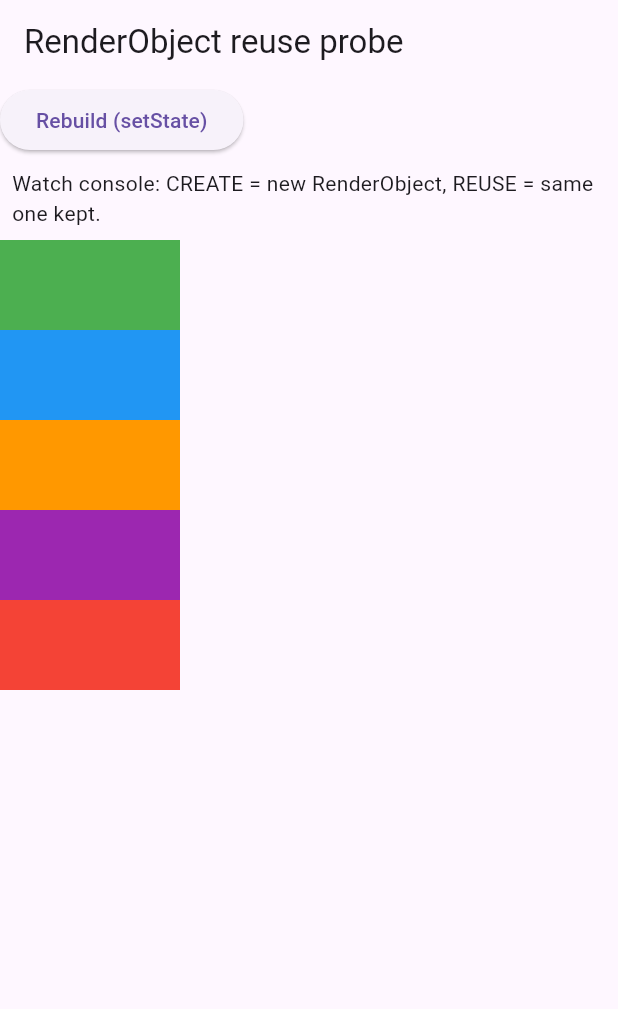
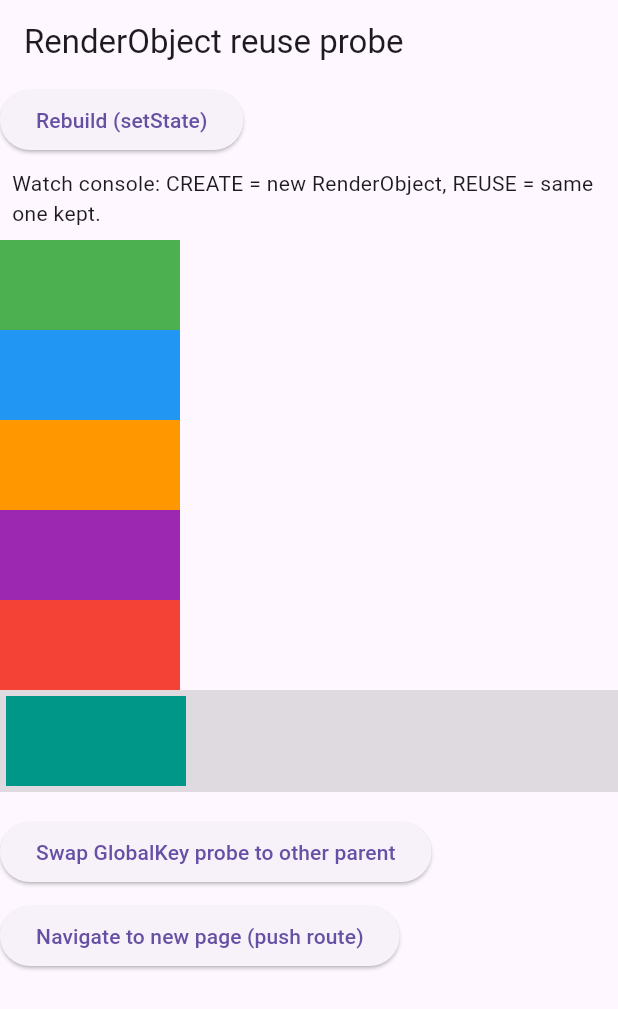
Before and after one commit to muknta/flutter-render-object-reuse-test, a Flutter app: the screen it shows after launch, on a phone screen of 412 x 824 dp. Shown: the top 1009 px of the screen. Run offline on Flutter 3.47's test engine with Material 3 defaults, Android fonts, the light colour scheme and no system bars.

Commit message:
Add 2nd part

```diff
--- a/lib/main.dart
+++ b/lib/main.dart
@@ -2,6 +2,12 @@ import 'package:flutter/material.dart';
 import 'package:flutter/rendering.dart';
 
 void main() => runApp(const ProbeApp());
+
+/// Shared GlobalKey instance used by BOTH pages for probe F. A GlobalKey is
+/// the one mechanism that can carry an Element (and its RenderObject) across
+/// a parent change / route boundary, via Element.moveTo reparenting, instead
+/// of disposing the old one and creating a new one.
+final GlobalKey globalProbeKey = GlobalKey();
 
 class ProbeApp extends StatelessWidget {
   const ProbeApp({super.key});
@@ -68,8 +74,10 @@ class ProbePage extends StatefulWidget {
 
 class _ProbePageState extends State<ProbePage> {
   int _tick = 0;
+  bool _swapped = false;
 
   void _rebuild() => setState(() => _tick++);
+  void _swapParent() => setState(() => _swapped = !_swapped);
 
   @override
   Widget build(BuildContext context) {
@@ -136,8 +144,115 @@ class _ProbePageState extends State<ProbePage> {
             text: 'tick=$_tick',
             color: Colors.red,
           ),
+
+          // 6) GlobalKey probe, reparented between two different PARENTS in
+          //    the SAME page/build, via a toggle. canUpdate normally requires
+          //    matching slot under the SAME parent Element; moving a widget
+          //    to a genuinely different parent is otherwise an insert+delete
+          //    (CREATE+DISPOSE). A GlobalKey bypasses that: as long as the
+          //    old Element is deactivated in the same frame the new one with
+          //    a matching GlobalKey appears, Element.moveTo reparents it in
+          //    place -> expect REUSE with the SAME RO id across the swap,
+          //    not CREATE+DISPOSE.
+          //    (Note: this does NOT hold across a Navigator route push -
+          //    the push transition keeps old+new route mounted in the same
+          //    overlapping frame, so two GlobalKeys would coexist at once
+          //    and Flutter throws "Duplicate GlobalKey detected" instead.
+          //    GlobalKey reparenting only works within a single build pass.)
+          Container(
+            color: Colors.black12,
+            padding: const EdgeInsets.all(4),
+            child: _swapped
+                ? Align(
+                    alignment: Alignment.centerRight,
+                    child: ProbeBox(
+                      key: globalProbeKey,
+                      label: 'F-globalKey(parentB)',
+                      text: 'tick=$_tick',
+                      color: Colors.teal,
+                    ),
+                  )
+                : Align(
+                    alignment: Alignment.centerLeft,
+                    child: ProbeBox(
+                      key: globalProbeKey,
+                      label: 'F-globalKey(parentA)',
+                      text: 'tick=$_tick',
+                      color: Colors.teal,
+                    ),
+                  ),
+          ),
+
+          const SizedBox(height: 16),
+          ElevatedButton(
+            onPressed: _swapParent,
+            child: const Text('Swap GlobalKey probe to other parent'),
+          ),
+
+          const SizedBox(height: 8),
+          ElevatedButton(
+            onPressed: () => Navigator.of(context).push(
+              MaterialPageRoute(builder: (_) => const SecondPage()),
+            ),
+            child: const Text('Navigate to new page (push route)'),
+          ),
         ],
       ),
     );
   }
 }
+
+/// Second page: same probe declarations (same runtimeType, same ValueKey
+/// strings as page 1) but mounted under a completely different parent
+/// Element tree (a fresh route). Tests whether ValueKey/no-key reuse
+/// transcends a parent/route boundary - it doesn't, since key matching only
+/// happens among siblings under a SAME still-mounted parent Element, and a
+/// fresh route never had that parent Element before.
+class SecondPage extends StatelessWidget {
+  const SecondPage({super.key});
+
+  @override
+  Widget build(BuildContext context) {
+    print('\n--- SecondPage build ---');
+    return Scaffold(
+      appBar: AppBar(title: const Text('Second page (new route)')),
+      body: Column(
+        crossAxisAlignment: CrossAxisAlignment.start,
+        children: [
+          const Padding(
+            padding: EdgeInsets.all(8),
+            child: Text(
+              'Same ValueKey strings as page 1, but under a new parent Element tree.\n'
+              'Expect CREATE for A2/B2 despite matching keys - key matching only\n'
+              'happens among siblings under the SAME still-mounted parent Element.',
+            ),
+          ),
+
+          // A2: same key string as page1's golden case ('golden'). Different
+          // parent Element -> no prior sibling to compare against -> CREATE,
+          // not REUSE, even though the key literally matches.
+          const ProbeBox(
+            key: ValueKey('golden'),
+            label: 'A2-sameValueKeyString-newRoute',
+            text: 'fixed',
+            color: Colors.green,
+          ),
+
+          // B2: no key at all, same as C-noKey-nonConst on page 1. Still a
+          // fresh parent -> CREATE, not REUSE.
+          const ProbeBox(
+            label: 'B2-noKey-newRoute',
+            text: 'fixed',
+            color: Colors.orange,
+          ),
+
+          const SizedBox(height: 16),
+          ElevatedButton(
+            onPressed: () => Navigator.of(context).pop(),
+            child: const Text('Pop back to page 1'),
+          ),
+        ],
+      ),
+    );
+  }
+}
```
Also changed, not shown: 2 other files.
